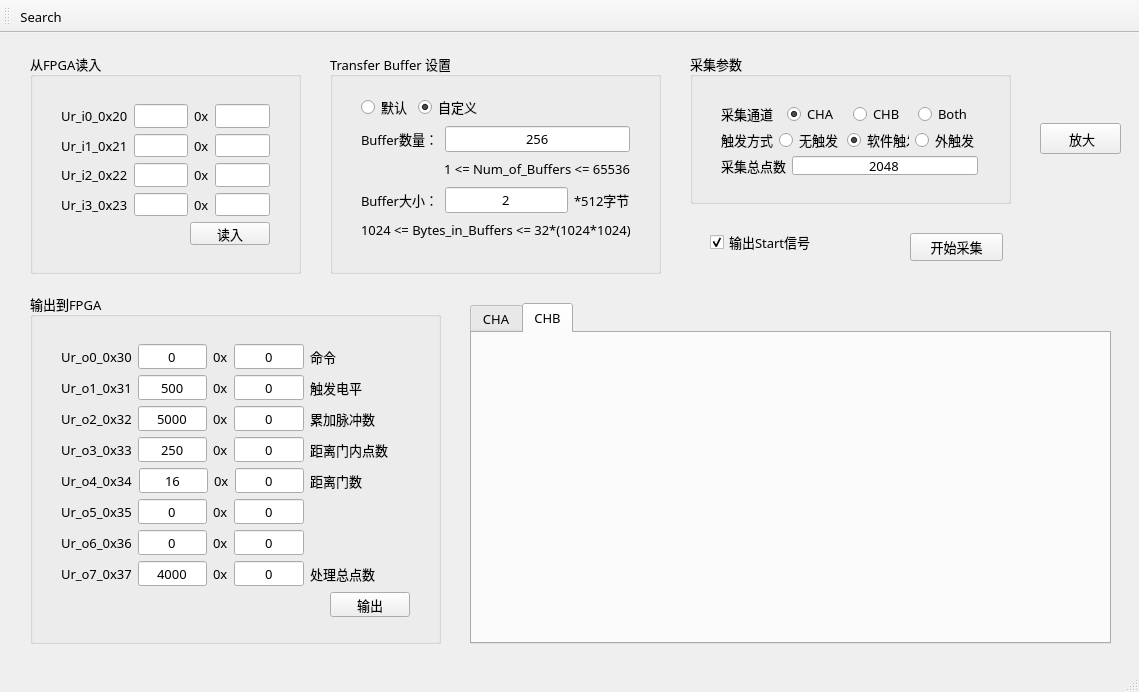
Old version of the form mainwindow.ui in the repository yaojiaojiao/CStreamingCaptureFinal.
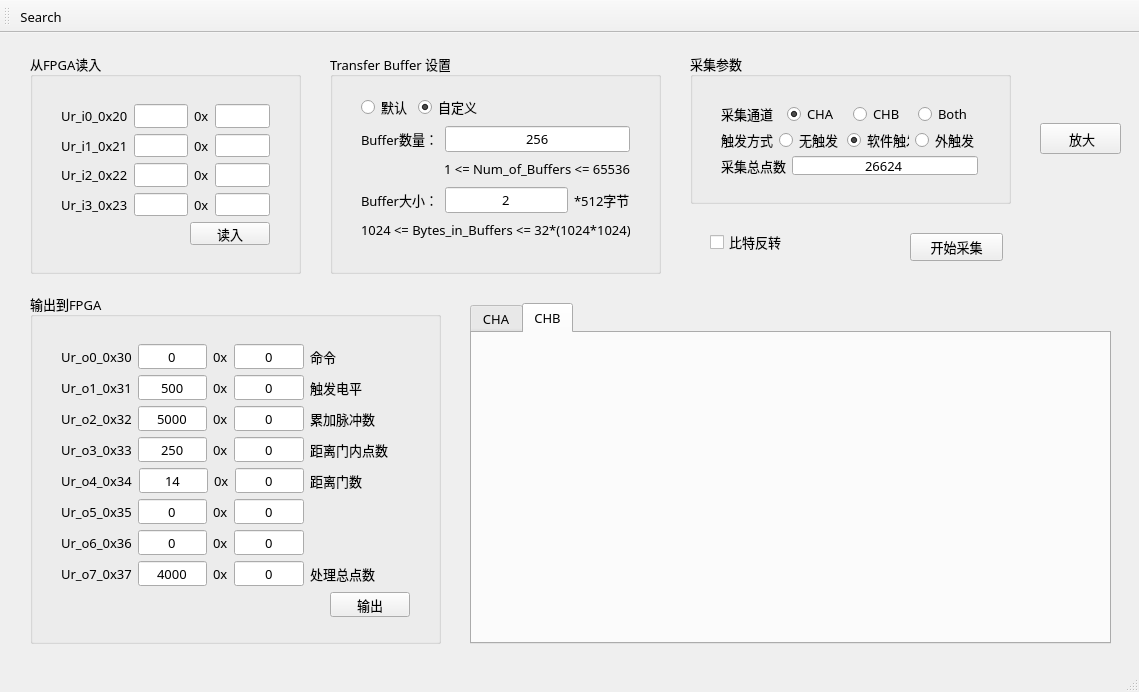
New version of the form.

Commit message: 增加了是否进行比特反转的选择 增加了自动计算上传数据数量的功能

```diff
--- a/mainwindow.ui
+++ b/mainwindow.ui
@@ -845,7 +845,7 @@
            </font>
           </property>
           <property name="text">
-           <string>16</string>
+           <string>14</string>
           </property>
           <property name="alignment">
            <set>Qt::AlignCenter</set>
@@ -1703,7 +1703,7 @@
            </font>
           </property>
           <property name="text">
-           <string>2048</string>
+           <string>26624</string>
           </property>
           <property name="alignment">
            <set>Qt::AlignCenter</set>
@@ -1801,10 +1801,10 @@
      </font>
     </property>
     <property name="text">
-     <string>输出Start信号</string>
+     <string>比特反转</string>
     </property>
     <property name="checked">
-     <bool>true</bool>
+     <bool>false</bool>
     </property>
    </widget>
   </widget>
```
Left out of the diff: 2 changed lines with no effect on the pictures. The commit also changes 1 other file.
